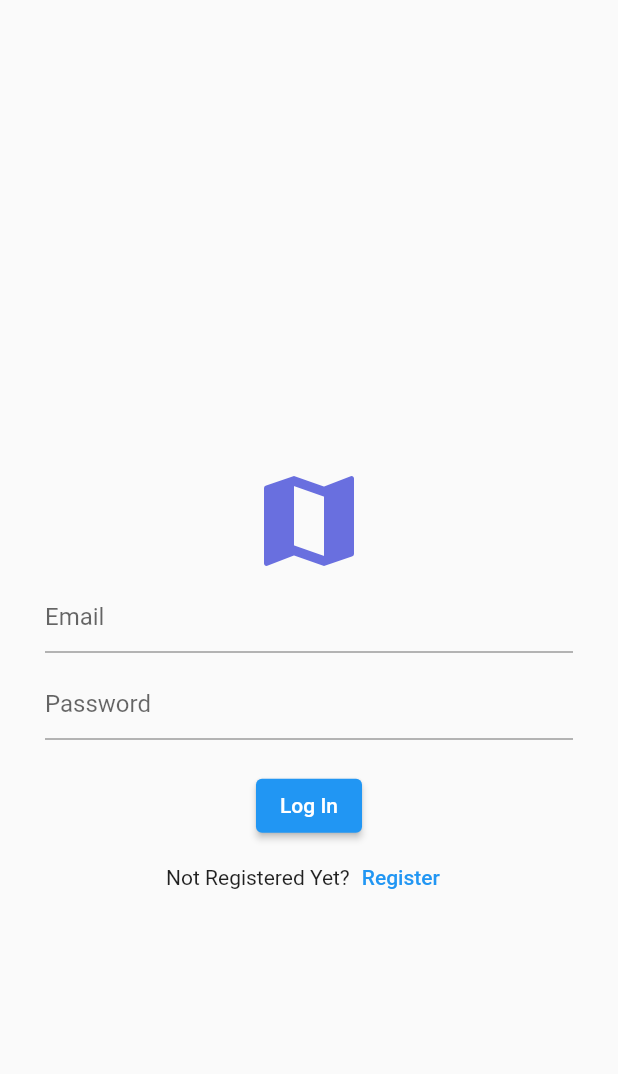
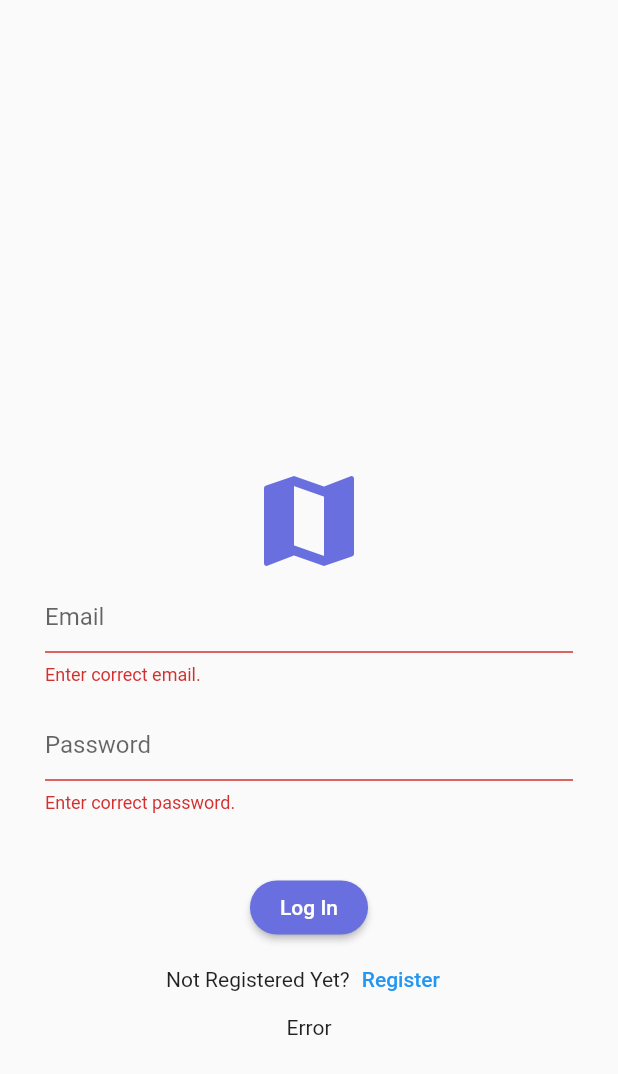
Before and after one commit to prudok/Mapping, a Flutter app: the screen it shows after launch, after a tap on "Log In", on a phone screen of 412 x 824 dp. Shown: the top 1074 px of the screen. Run offline on Flutter 3.47's test engine with Material 2 defaults, Android fonts, the phone set to English and light mode, and no system bars; our stand-ins replace bloc, firebase_auth, firebase_core, flutter_bloc, freezed_annotation; accounts and stored records are empty.

Commit message:
add login feature

```diff
--- /dev/null
+++ b/lib/app.dart
@@ -0,0 +1,20 @@
+import 'package:flutter/material.dart';
+import 'package:flutter_bloc/flutter_bloc.dart';
+import 'package:mapping/features/login/presentation/cubit/login_cubit.dart';
+
+import 'features/login/presentation/view/login_view.dart';
+
+class Mapping extends StatelessWidget {
+  const Mapping({super.key});
+
+  @override
+  Widget build(BuildContext context) {
+    return MaterialApp(
+      debugShowCheckedModeBanner: false,
+      home: BlocProvider(
+        create: (_) => LoginCubit(),
+        child: const HomeView(),
+      ),
+    );
+  }
+}
--- /dev/null
+++ b/lib/core/constants/styles/buttons/common_button_style.dart
@@ -0,0 +1,8 @@
+import 'package:flutter/material.dart';
+import 'package:mapping/core/constants/colors/app_colors.dart';
+
+final commonButtonStyle = ElevatedButton.styleFrom(
+  padding: const EdgeInsets.symmetric(horizontal: 20, vertical: 10),
+  backgroundColor: AppColors.purple,
+  shape: const RoundedRectangleBorder(borderRadius: BorderRadius.all(Radius.circular(20)))
+);
--- /dev/null
+++ b/lib/features/login/data/datasource/firebase_login.dart
@@ -0,0 +1,5 @@
+import '../../domain/entities/user/user.dart';
+
+abstract class  FirebaseLogin {
+  Future<User> loadUser(User user);
+}
--- /dev/null
+++ b/lib/features/login/data/datasource/firebase_login_impl.dart
@@ -0,0 +1,23 @@
+import 'package:firebase_auth/firebase_auth.dart' show FirebaseAuth;
+
+import '../../domain/entities/user/user.dart';
+import 'firebase_login.dart';
+
+class FirebaseLoginImpl extends FirebaseLogin {
+  final firebaseInstance = FirebaseAuth.instance;
+  @override
+  Future<User> loadUser(User user) async {
+    final userCredential = await firebaseInstance.signInWithEmailAndPassword(
+      email: user.email,
+      password: user.password,
+    );
+
+    if (userCredential.user != null) {
+      return user;
+    }
+    // TODO: Handle error signing in
+    else {
+      return const User(email: 'error', password: 'error');
+    }
+  }
+}
--- /dev/null
+++ b/lib/features/login/data/repository/login_repository_impl.dart
@@ -0,0 +1,16 @@
+import 'package:mapping/features/login/data/datasource/firebase_login_impl.dart';
+
+import '../../domain/entities/user/user.dart';
+import '../../domain/repository/login_repository.dart';
+
+class LoginRepositoryImpl extends LoginRepository {
+  final FirebaseLoginImpl firebaseLoginImpl;
+
+  LoginRepositoryImpl(this.firebaseLoginImpl);
+
+
+  @override
+  Future<void> signInUser(User user) async {
+    firebaseLoginImpl.loadUser(user);
+  }
+}
--- /dev/null
+++ b/lib/features/login/domain/entities/user/user.dart
@@ -0,0 +1,12 @@
+import 'package:freezed_annotation/freezed_annotation.dart';
+import 'package:flutter/foundation.dart';
+
+part 'user.freezed.dart';
+
+@freezed
+class User with _$User {
+  const factory User({
+    required String email,
+    required String password,
+  }) = _User;
+}
--- /dev/null
+++ b/lib/features/login/domain/repository/login_repository.dart
@@ -0,0 +1,5 @@
+import '../entities/user/user.dart';
+
+abstract class LoginRepository {
+  Future<void> signInUser(User user);
+}
--- /dev/null
+++ b/lib/features/login/domain/usecases/user_sign_in.dart
@@ -0,0 +1,5 @@
+import '../entities/user/user.dart';
+
+abstract class UserSignIn {
+  Future<void> call(User user);
+}
--- /dev/null
+++ b/lib/features/login/domain/usecases/user_sign_in_impl.dart
@@ -0,0 +1,12 @@
+import '../entities/user/user.dart';
+import 'user_sign_in.dart';
+
+class UserSignInImpl extends UserSignIn {
+
+  @override
+  Future<void> call(User user) {
+    // TODO: implement call
+    throw UnimplementedError();
+  }
+
+}
--- /dev/null
+++ b/lib/features/login/presentation/cubit/login_cubit.dart
@@ -0,0 +1,21 @@
+import 'package:bloc/bloc.dart';
+import 'package:freezed_annotation/freezed_annotation.dart';
+
+import '../../data/datasource/firebase_login_impl.dart';
+import '../../data/repository/login_repository_impl.dart';
+import '../../domain/entities/user/user.dart';
+
+part 'login_state.dart';
+part 'login_cubit.freezed.dart';
+
+class LoginCubit extends Cubit<LoginState> {
+  LoginCubit() : super(const LoginState.initial());
+  final loginRepositoryImpl = LoginRepositoryImpl(FirebaseLoginImpl());
+
+  void signInUser(User user) async {
+    emit(LoginState.loading(user: user));
+    await loginRepositoryImpl.signInUser(user).then((value) => emit(
+          const LoginState.loaded(),
+        ));
+  }
+}
--- /dev/null
+++ b/lib/features/login/presentation/cubit/login_state.dart
@@ -0,0 +1,8 @@
+part of 'login_cubit.dart';
+
+@freezed
+class LoginState with _$LoginState {
+  const factory LoginState.initial() = _Initial;
+  const factory LoginState.loading({required User user}) = _Loading;
+  const factory LoginState.loaded() = _Loaded;
+}
--- a/lib/features/login/presentation/view/login_view.dart
+++ b/lib/features/login/presentation/view/login_view.dart
@@ -1,6 +1,11 @@
 import 'package:flutter/material.dart';
-import 'package:mapping/core/constants/colors/app_colors.dart';
-import 'package:mapping/core/constants/device_size/device.dart';
+import 'package:flutter_bloc/flutter_bloc.dart';
+
+import '../../../../core/constants/colors/app_colors.dart';
+import '../../../../core/constants/device_sizes/device.dart';
+import '../../../../core/constants/styles/buttons/common_button_style.dart';
+import '../../domain/entities/user/user.dart';
+import '../cubit/login_cubit.dart';
 
 class HomeView extends StatefulWidget {
   const HomeView({super.key});
@@ -12,10 +17,29 @@ class HomeView extends StatefulWidget {
 class _HomeViewState extends State<HomeView> {
   final _emailController = TextEditingController();
   final _passwordController = TextEditingController();
+  final _signInKey = GlobalKey<FormState>();
+
+  String? _emailValidator(String? value) {
+    if (value != null && value.isNotEmpty && value.contains('@')) {
+      return null;
+    } else {
+      return 'Enter correct email.';
+    }
+  }
+
+  String? _passwordValidator(String? value) {
+    if (value != null && value.isNotEmpty) {
+      return null;
+    } else {
+      return 'Enter correct password.';
+    }
+  }
 
   @override
   Widget build(BuildContext context) {
+    final loginCubt = BlocProvider.of<LoginCubit>(context);
     Device().init(context);
+
     return Scaffold(
       body: ListView(
         children: [
@@ -23,25 +47,37 @@ class _HomeViewState extends State<HomeView> {
           Padding(
             padding: const EdgeInsets.symmetric(horizontal: 30),
             child: Column(
-              // mainAxisAlignment: MainAxisAlignment.end,
               children: [
                 const Icon(Icons.map, size: 80, color: AppColors.purple),
+                Form(
+                  key: _signInKey,
+                  child: Column(
+                    children: [
                       TextFormField(
+                        validator: (value) => _emailValidator(value),
                         controller: _emailController,
                         decoration: const InputDecoration(hintText: 'Email'),
                       ),
-                const SizedBox(height: 10),
+                      SizedBox(height: Device.height! * 0.02),
                       TextFormField(
+                        obscureText: true,
+                        validator: (value) => _passwordValidator(value),
                         controller: _passwordController,
                         decoration: const InputDecoration(hintText: 'Password'),
                       ),
-                const SizedBox(height: 20),
+                    ],
+                  ),
+                ),
+                SizedBox(height: Device.height! * 0.05),
                 ElevatedButton(
+                  style: commonButtonStyle,
                   onPressed: () {
-                    if (_emailController.text.isNotEmpty ||
-                        _passwordController.text.isNotEmpty) {
-                      ScaffoldMessenger.of(context).showSnackBar(
-                        const SnackBar(content: Text("ok")),
+                    if (_signInKey.currentState!.validate()) {
+                      loginCubt.signInUser(
+                        User(
+                          email: _emailController.text,
+                          password: _passwordController.text,
+                        ),
                       );
                     }
                   },
@@ -51,9 +87,21 @@ class _HomeViewState extends State<HomeView> {
                   mainAxisAlignment: MainAxisAlignment.center,
                   children: [
                     const Text('Not Registered Yet?'),
-                    TextButton(onPressed: () {}, child: const Text('Register'))
+                    TextButton(
+                      onPressed: () {},
+                      child: const Text('Register'),
+                    )
                   ],
                 ),
+                BlocBuilder<LoginCubit, LoginState>(
+                  builder: (context, state) {
+                    return loginCubt.state.maybeWhen(
+                      loading: (user) => const CircularProgressIndicator(),
+                      loaded: () => const Icon(Icons.login),
+                      orElse: () => const Text('Error'),
+                    );
+                  },
+                )
               ],
             ),
           ),
--- a/lib/main.dart
+++ b/lib/main.dart
@@ -1,19 +1,14 @@
+import 'package:firebase_core/firebase_core.dart';
 import 'package:flutter/material.dart';
 
-import 'features/login/presentation/view/login_view.dart';
+import 'app.dart';
+import 'firebase_options.dart';
 
-void main() {
+Future main() async {
+  WidgetsFlutterBinding.ensureInitialized();
+  await Firebase.initializeApp(
+    options: DefaultFirebaseOptions.currentPlatform,
+  );
+
   runApp(const Mapping());
 }
-
-class Mapping extends StatelessWidget {
-  const Mapping({super.key});
-
-  @override
-  Widget build(BuildContext context) {
-    return const MaterialApp(
-      debugShowCheckedModeBanner: false,
-      home: HomeView(),
-    );
-  }
-}
```
Also changed, not shown: pubspec.yaml (+7 -0 lines), lib/config/router/router.dart (added), lib/core/constants/device_sizes/device.dart (renamed from lib/core/constants/device_size/device.dart), lib/features/login/domain/entities/user/user.freezed.dart (added), lib/features/login/presentation/cubit/login_cubit.freezed.dart (added), lib/firebase_options.dart (added), pubspec.lock, 8 other files. Lines whose indentation alone changed are shown as unchanged.
